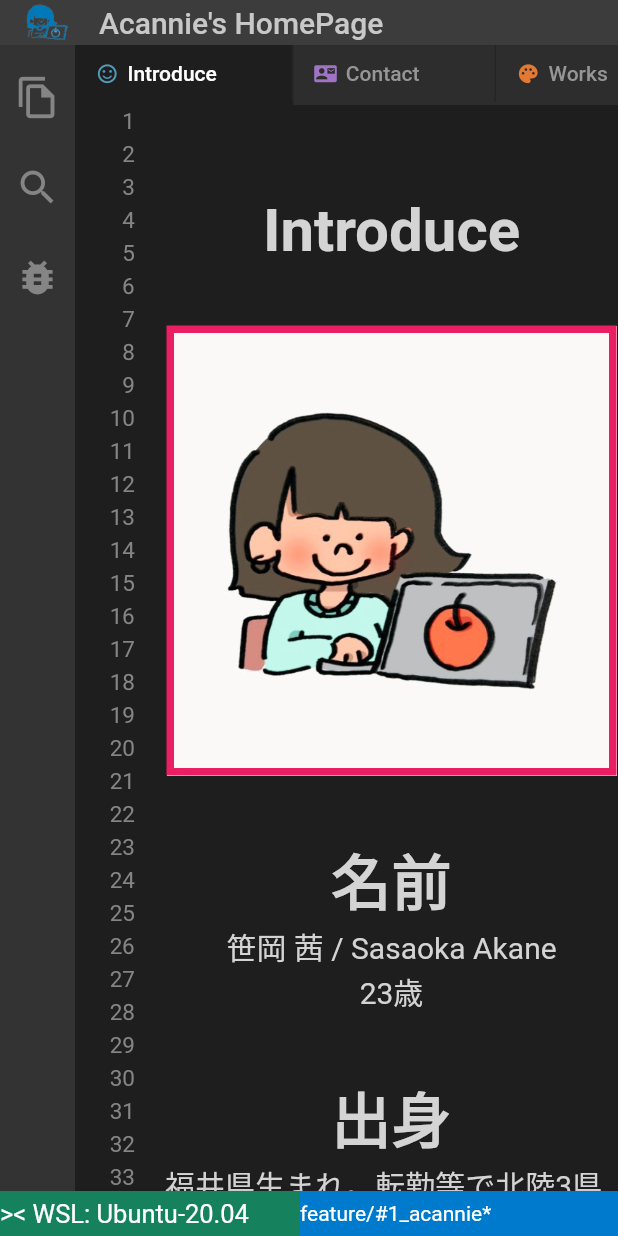
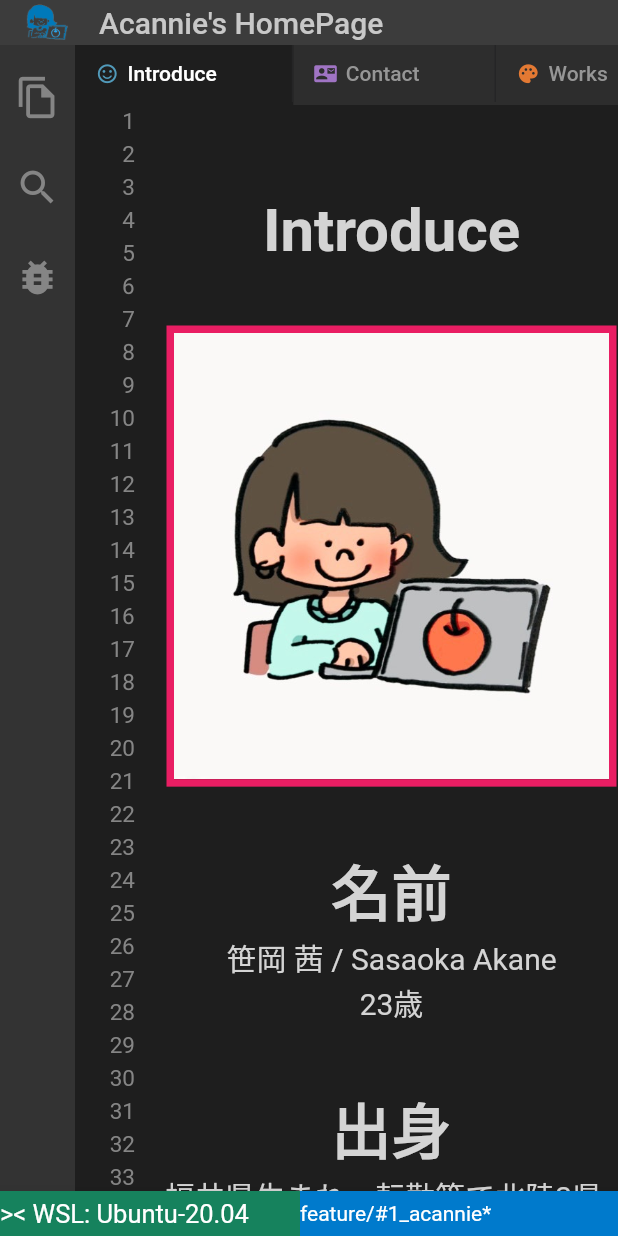
Before and after one commit to acannie/acannie, a Flutter app: the screen it shows after launch, on a phone screen of 412 x 824 dp. Run offline on Flutter 3.47's test engine with Material 2 defaults, Android fonts, the light colour scheme and no system bars.

Commit message:
code: fixed image flexibleness

```diff
--- a/lib/introduce.dart
+++ b/lib/introduce.dart
@@ -28,15 +28,11 @@ class Introduce extends StatelessWidget {
           Padding(padding: EdgeInsets.all(20)),
           Container(
             width: 300.0,
-            height: 300.0,
             alignment: Alignment.center,
             decoration: new BoxDecoration(
-              image: DecorationImage(
-                image: AssetImage('assets/acannie.jpg'),
-                fit: BoxFit.fill,
-              ),
               border: Border.all(color: Colors.pink.shade500, width: 5),
             ),
+            child: Image(image: AssetImage('assets/acannie.jpg')),
           ),
           Padding(padding: EdgeInsets.all(20)),
           Layout.titleText("名前"),
```
